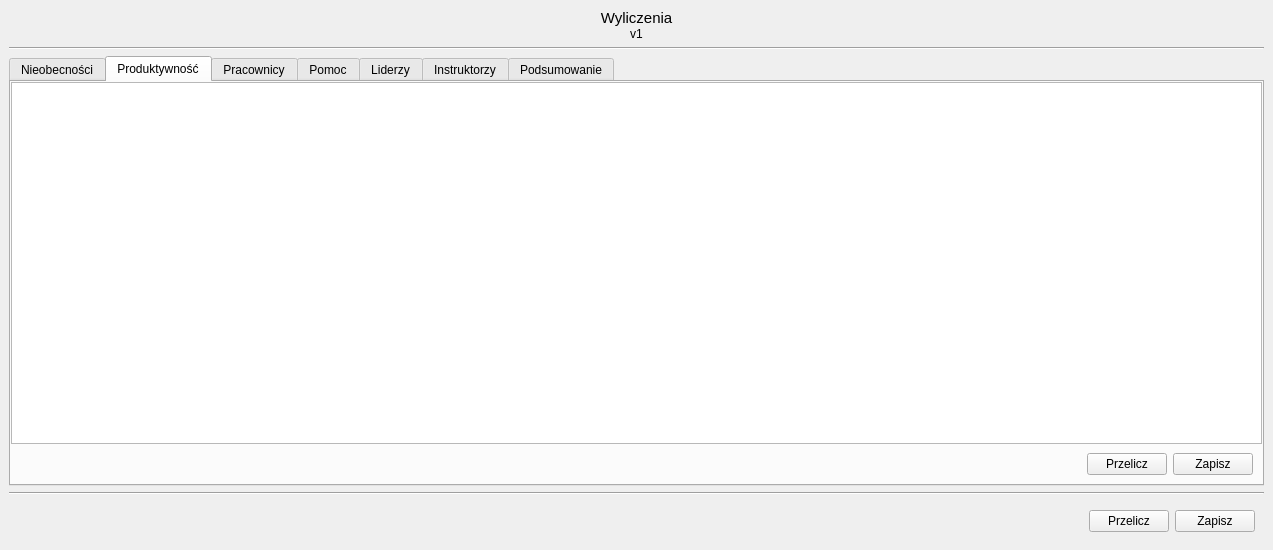
The window that Forms/wyliczeniaForm.ui (kolomir/place_v2) describes before a commit, drawn with Qt 5.
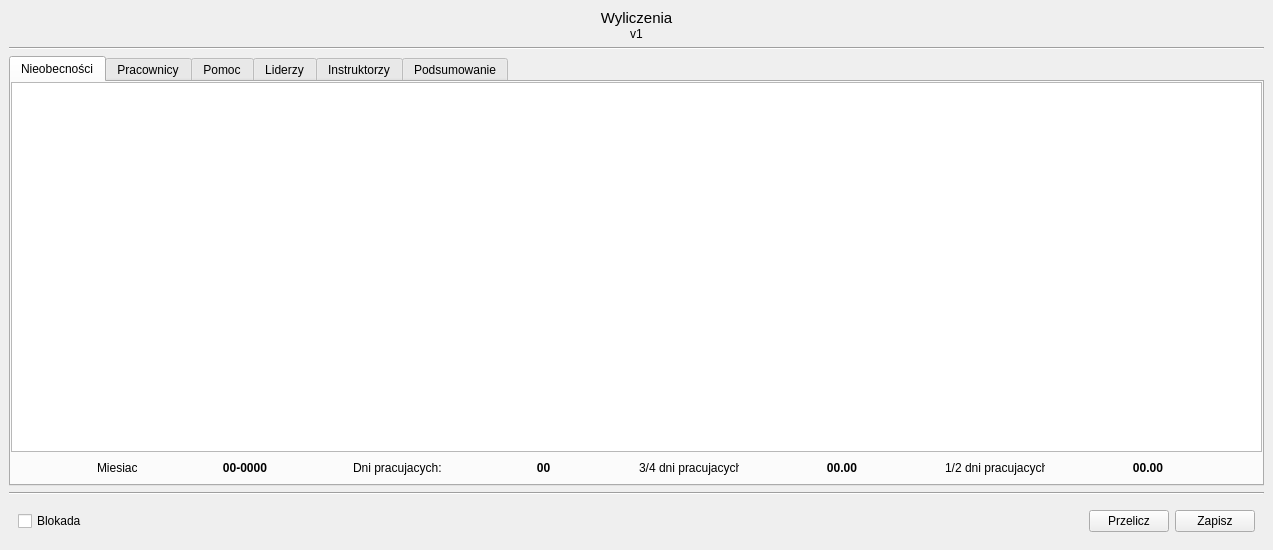
The same window after the commit. The open tabs and pages were chosen to show the change. Icons and pictures are not drawn.

```diff
--- a/Forms/wyliczeniaForm.ui
+++ b/Forms/wyliczeniaForm.ui
@@ -283,121 +283,6 @@
                </layout>
               </widget>
              </item>
-             <item>
-              <widget class="QWidget" name="widget_4" native="true">
-               <layout class="QHBoxLayout" name="horizontalLayout">
-                <item>
-                 <spacer name="horizontalSpacer">
-                  <property name="orientation">
-                   <enum>Qt::Horizontal</enum>
-                  </property>
-                  <property name="sizeHint" stdset="0">
-                   <size>
-                    <width>589</width>
-                    <height>20</height>
-                   </size>
-                  </property>
-                 </spacer>
-                </item>
-                <item>
-                 <widget class="QComboBox" name="combo_miesiacNieobecnosci"/>
-                </item>
-                <item>
-                 <widget class="QPushButton" name="btn_przeliczNieobecnosci">
-                  <property name="text">
-                   <string>Przelicz</string>
-                  </property>
-                 </widget>
-                </item>
-                <item>
-                 <widget class="QPushButton" name="btn_zapiszNieobecnosci">
-                  <property name="text">
-                   <string>Zapisz</string>
-                  </property>
-                 </widget>
-                </item>
-               </layout>
-              </widget>
-             </item>
-            </layout>
-           </widget>
-          </item>
-         </layout>
-        </widget>
-        <widget class="QWidget" name="tab_produktywnosc">
-         <attribute name="title">
-          <string>Produktywność</string>
-         </attribute>
-         <layout class="QVBoxLayout" name="verticalLayout_7">
-          <property name="spacing">
-           <number>0</number>
-          </property>
-          <property name="leftMargin">
-           <number>0</number>
-          </property>
-          <property name="topMargin">
-           <number>0</number>
-          </property>
-          <property name="rightMargin">
-           <number>0</number>
-          </property>
-          <property name="bottomMargin">
-           <number>0</number>
-          </property>
-          <item>
-           <widget class="QWidget" name="widget_6" native="true">
-            <layout class="QVBoxLayout" name="verticalLayout_5">
-             <property name="spacing">
-              <number>0</number>
-             </property>
-             <property name="leftMargin">
-              <number>0</number>
-             </property>
-             <property name="topMargin">
-              <number>0</number>
-             </property>
-             <property name="rightMargin">
-              <number>0</number>
-             </property>
-             <property name="bottomMargin">
-              <number>0</number>
-             </property>
-             <item>
-              <widget class="QTableWidget" name="tab_dane_produktywnosc"/>
-             </item>
-             <item>
-              <widget class="QWidget" name="widget_7" native="true">
-               <layout class="QHBoxLayout" name="horizontalLayout_3">
-                <item>
-                 <spacer name="horizontalSpacer_2">
-                  <property name="orientation">
-                   <enum>Qt::Horizontal</enum>
-                  </property>
-                  <property name="sizeHint" stdset="0">
-                   <size>
-                    <width>583</width>
-                    <height>20</height>
-                   </size>
-                  </property>
-                 </spacer>
-                </item>
-                <item>
-                 <widget class="QPushButton" name="btn_przeliczProduktywnosc">
-                  <property name="text">
-                   <string>Przelicz</string>
-                  </property>
-                 </widget>
-                </item>
-                <item>
-                 <widget class="QPushButton" name="btn_zapiszProduktywnosc">
-                  <property name="text">
-                   <string>Zapisz</string>
-                  </property>
-                 </widget>
-                </item>
-               </layout>
-              </widget>
-             </item>
             </layout>
            </widget>
           </item>
@@ -1475,6 +1360,13 @@
       <item>
        <widget class="QWidget" name="widget_29" native="true">
         <layout class="QHBoxLayout" name="horizontalLayout_21">
+         <item>
+          <widget class="QCheckBox" name="check_blokada">
+           <property name="text">
+            <string>Blokada</string>
+           </property>
+          </widget>
+         </item>
          <item>
           <spacer name="horizontalSpacer_19">
            <property name="orientation">
```
Left out of the diff: 161 changed lines with no effect on the pictures.
